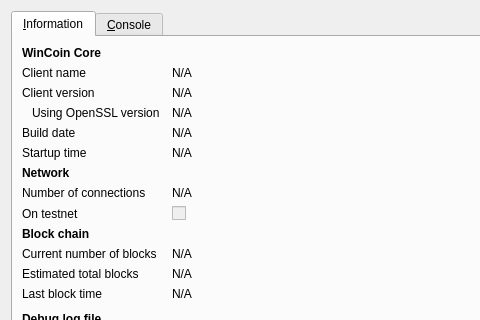
AceCoin/AceCoin, file src/qt/forms/rpcconsole.ui: the form before one commit; both pictures show x 0 to 480 and y 0 to 320 of the 740 by 450 pixel window.
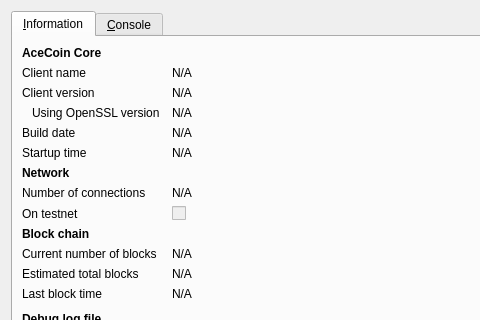
The form after the commit. Icons and pictures are not drawn.

The edit to the form file:
```diff
--- a/src/qt/forms/rpcconsole.ui
+++ b/src/qt/forms/rpcconsole.ui
@@ -36,7 +36,7 @@
           </font>
          </property>
          <property name="text">
-          <string>WinCoin Core</string>
+          <string>AceCoin Core</string>
          </property>
         </widget>
        </item>
```
Left out of the diff: 6 changed lines with no effect on the pictures.
